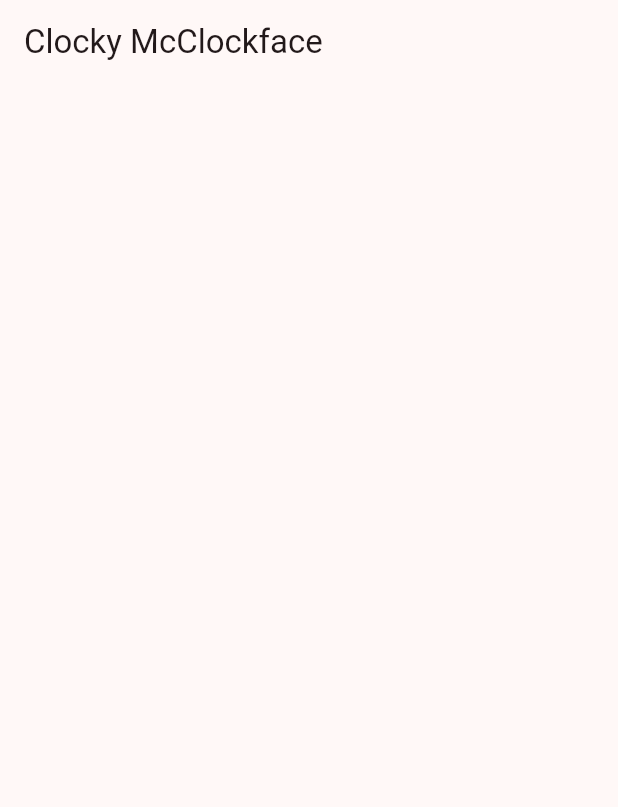
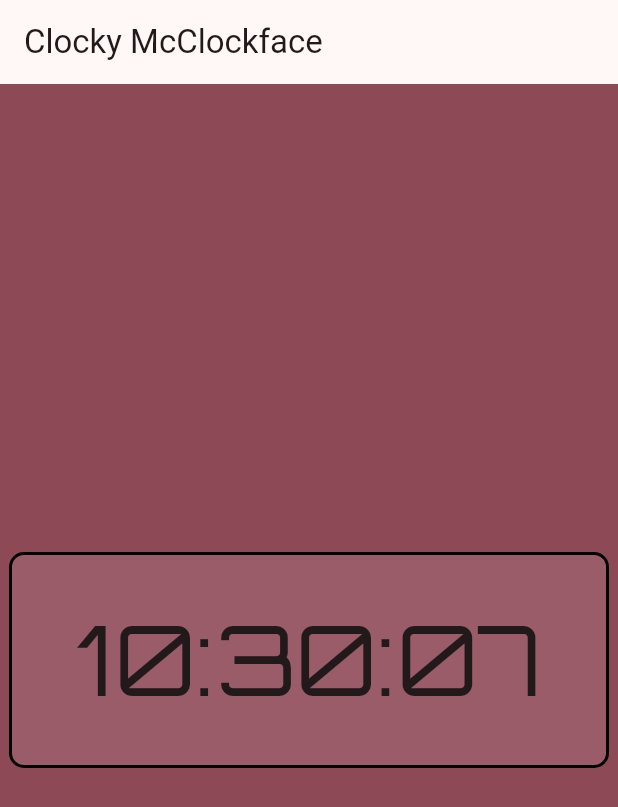
Before and after one commit to Toglefritz/clocky_mc_clockface, a Flutter app: the screen it shows after launch, on a phone screen of 412 x 824 dp. Shown: the top 807 px of the screen. Run offline on Flutter 3.47's test engine with Material 2 defaults, Android fonts, the phone set to English and light mode, and no system bars; our stand-ins replace analog_clock, google_fonts; generated files the repository leaves out were written again.

Commit message:
:clock1: Added clock UIs

````diff
--- a/lib/clocky_app.dart
+++ b/lib/clocky_app.dart
@@ -11,7 +11,7 @@ class ClockyApp extends StatelessWidget {
   Widget build(BuildContext context) {
     return MaterialApp(
       title: 'Clocky McClockface',
-      localizationsDelegates: [
+      localizationsDelegates: const [
         AppLocalizations.delegate,
         GlobalMaterialLocalizations.delegate,
         GlobalWidgetsLocalizations.delegate,
@@ -24,6 +24,8 @@ class ClockyApp extends StatelessWidget {
         colorScheme: ColorScheme.fromSeed(
           seedColor: Colors.pink,
         ),
+        primaryColorDark: Colors.black,
+        primaryColorLight: Colors.white,
         useMaterial3: true,
       ),
       home: const ClockTypesRoute(),
--- a/lib/components/clock.dart
+++ b/lib/components/clock.dart
@@ -1,19 +1,31 @@
+import 'package:clocky_mc_clockface/extensions/int_extensions.dart';
 import 'package:flutter/material.dart';
+import 'package:google_fonts/google_fonts.dart';
 import 'package:provider/provider.dart';
+import 'package:analog_clock/analog_clock.dart';
 
 import '../services/clock/clock_controller.dart';
 
+/// An enumeration of clock types, used to change the appearance of the
+/// [Clock] widget.
+enum ClockType {
+  digital,
+  analog,
+}
+
 /// A controller class designed for driving a clock interface in a Flutter application.
 ///
-/// The `ClockController` is responsible for managing the current time and facilitating the rendering of an analog
+/// The [ClockController] is responsible for managing the current time and facilitating the rendering of an analog
 /// clock. Additionally, it features an alarm clock functionality, enabling the setting of an alarm time and notifying
 /// listeners when the alarm time is reached.
+///
+/// The clock UI can be rendered in multiple different ways, depending upon the value of [clockType].
 ///
 /// The class listens to the 'ticks' of the clock every second and updates the current time.
 ///
 /// Example:
 /// ```dart
-/// ClockController clockController = ClockController();
+/// ClockController clockController = ClockController(type: ClockType.digital);
 /// clockController.addListener(() {
 ///   // Perform actions each second as the clock ticks, like updating the UI
 /// });
@@ -32,14 +44,19 @@ import '../services/clock/clock_controller.dart';
 ///  * [DateTime], which the `ClockController` uses to represent the current time and the alarm time.
 ///  * [StreamController], which is used for managing the alarm triggered event.
 class Clock extends StatelessWidget {
-  const Clock({super.key});
+  const Clock({
+    super.key,
+    required this.clockType,
+  });
+
+  final ClockType clockType;
 
   @override
   Widget build(BuildContext context) {
     return ChangeNotifierProvider(
       create: (context) => ClockController(),
       child: Consumer<ClockController>(
-        builder: (context, controller, child) {
+        builder: (BuildContext context, ClockController controller, Widget? child) {
           // Extract hours, minutes, and seconds from the current time
           int hours = controller.currentTime.hour;
           int minutes = controller.currentTime.minute;
@@ -67,9 +84,58 @@ class Clock extends StatelessWidget {
             );
           }
 
-          // Render the clock using hours, minutes, and seconds
-          // TODO build a clock UI
-          return Text('$hours:$minutes:$seconds');
+          // Render the clock using hours, minutes, and seconds, in a style dependent on [clockType]
+          // Digital clock
+          if (clockType == ClockType.digital) {
+            return Container(
+              width: 400,
+              decoration: BoxDecoration(
+                border: Border.all(
+                  width: 2.0,
+                  color: Theme.of(context).primaryColorDark,
+                ),
+                borderRadius: BorderRadius.circular(10.0),
+                color: Theme.of(context).primaryColorLight.withOpacity(0.1),
+              ),
+              child: Padding(
+                padding: const EdgeInsets.all(24),
+                child: Text(
+                  '${hours.toZeroPaddedString()}:${minutes.toZeroPaddedString()}:${seconds.toZeroPaddedString()}',
+                  style: GoogleFonts.orbitron().copyWith(
+                    fontSize: 64,
+                  ),
+                  textAlign: TextAlign.center,
+                ),
+              ),
+            );
+          }
+          // Analog clock
+          else {
+            return AnalogClock(
+              decoration: BoxDecoration(
+                border: Border.all(
+                  width: 2.0,
+                  color: Theme.of(context).primaryColorDark,
+                ),
+                color: Theme.of(context).primaryColorLight.withOpacity(0.1),
+                shape: BoxShape.circle,
+              ),
+              width: 350.0,
+              isLive: true,
+              hourHandColor: Theme.of(context).primaryColorDark,
+              minuteHandColor: Theme.of(context).primaryColorDark,
+              showSecondHand: true,
+              secondHandColor: Theme.of(context).colorScheme.secondary,
+              numberColor: Theme.of(context).primaryColorDark.withOpacity(0.87),
+              showNumbers: true,
+              showAllNumbers: false,
+              textScaleFactor: 1.5,
+              showTicks: true,
+              tickColor: Theme.of(context).primaryColorDark,
+              showDigitalClock: false,
+              datetime: controller.currentTime,
+            );
+          }
         },
       ),
     );
--- /dev/null
+++ b/lib/extensions/int_extensions.dart
@@ -0,0 +1,6 @@
+extension IntExtensions on int {
+  /// Returns the int as a String with a leading zero if teh int is a single digit.
+  String toZeroPaddedString() {
+    return toString().padLeft(2, '0');
+  }
+}
--- a/lib/screens/clock/clock_types_view.dart
+++ b/lib/screens/clock/clock_types_view.dart
@@ -1,6 +1,7 @@
 import 'package:flutter/material.dart';
 import 'package:flutter_gen/gen_l10n/app_localizations.dart';
 
+import '../../components/clock.dart';
 import 'clock_types_controller.dart';
 
 /// A view for the [ClockTypesRoute] presenting a [TabBar] allowing the choice between a digital and an analog
@@ -13,8 +14,14 @@ class ClockTypesView extends StatelessWidget {
   @override
   Widget build(BuildContext context) {
     return Scaffold(
+      backgroundColor: Theme.of(context).primaryColor,
       appBar: AppBar(
         title: Text(AppLocalizations.of(context).app_title),
+      ),
+      body: const Center(
+        child: Clock(
+          clockType: ClockType.digital,
+        ),
       ),
     );
   }
--- a/pubspec.yaml
+++ b/pubspec.yaml
@@ -13,9 +13,13 @@ dependencies:
     sdk: flutter
   flutter_localizations:
     sdk: flutter
+  # Used to render analog clock UIs
+  analog_clock: ^0.1.0
+  # A Flutter package to use fonts from fonts.google.com
+  google_fonts: ^5.1.0
   # Contains code to deal with internationalized/localized messages
   intl: any
-  # A wrapper around InheritedWidget to make them easier to use and more reusable.
+  # A wrapper around InheritedWidget to make them easier to use and more reusable
   provider: ^6.0.5
 
 dev_dependencies:
````
Also changed, not shown: pubspec.lock, 3 other files.
